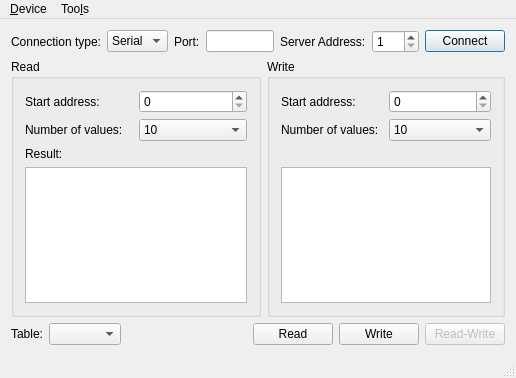
First picture: the form in qtserialbus/examples/serialbus/modbus/client/mainwindow.ui, repository CipSoft-Tibia/Qt5, before the edit.
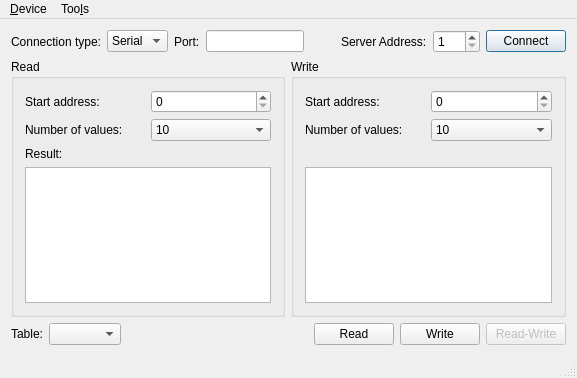
Second picture: the form after the edit. Icons and pictures are not drawn.

The edit to the form file:
```diff
--- a/qtserialbus/examples/serialbus/modbus/client/mainwindow.ui
+++ b/qtserialbus/examples/serialbus/modbus/client/mainwindow.ui
@@ -6,7 +6,7 @@
    <rect>
     <x>0</x>
     <y>0</y>
-    <width>516</width>
+    <width>577</width>
     <height>378</height>
    </rect>
   </property>
@@ -437,8 +437,8 @@
     <rect>
      <x>0</x>
      <y>0</y>
-     <width>516</width>
-     <height>21</height>
+     <width>577</width>
+     <height>26</height>
     </rect>
    </property>
    <widget class="QMenu" name="menuDevice">
```
Left out of the diff: 4 changed lines with no effect on the pictures.
